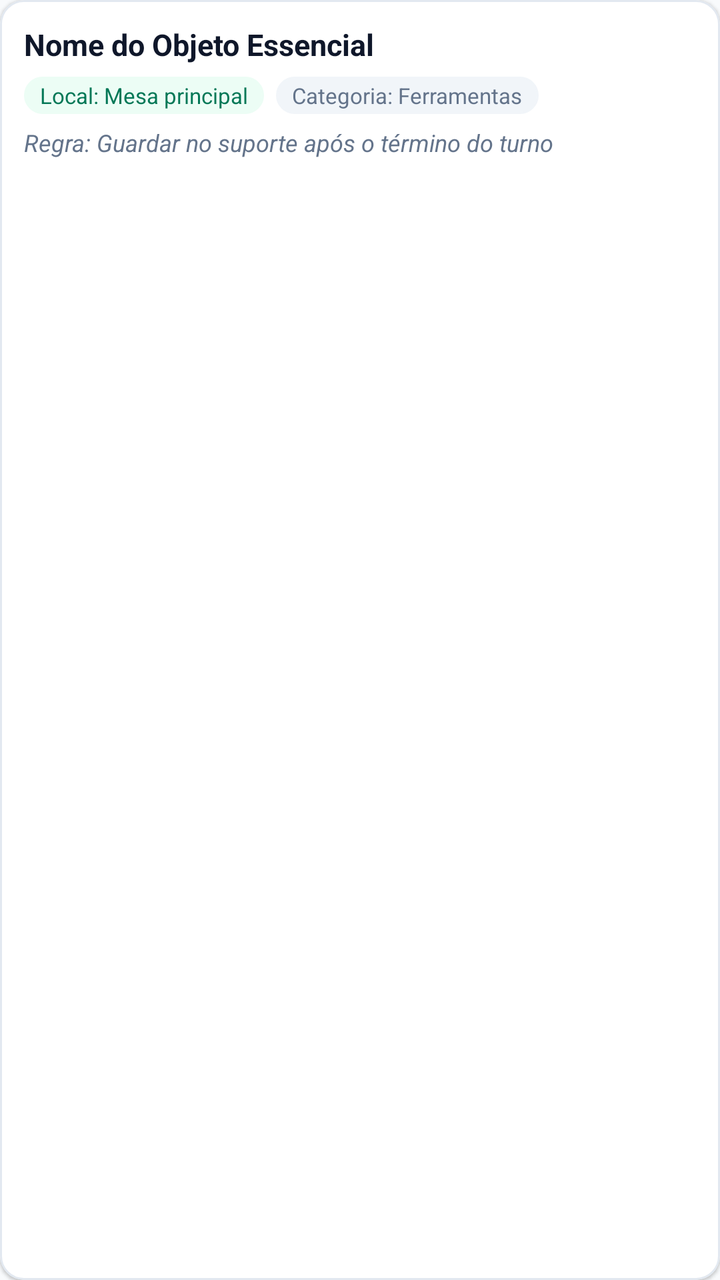
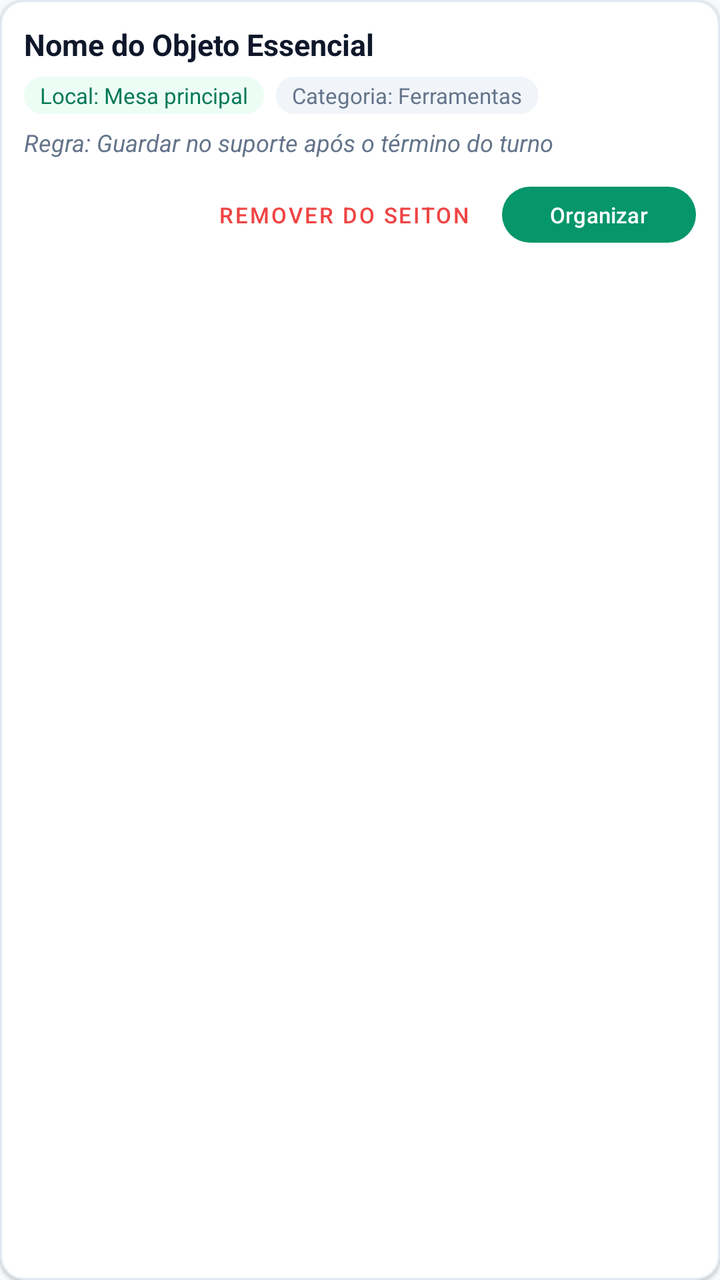

Screens rendered from an Android XML layout before and after an edit, with the pre-edit source and the edit as a unified diff.
<!-- AndroidManifest.xml: application theme Theme.Organizer -->
<!-- res/layout/item_fives_seiton.xml -->
<?xml version="1.0" encoding="utf-8"?>
<com.google.android.material.card.MaterialCardView xmlns:android="http://schemas.android.com/apk/res/android"
    xmlns:app="http://schemas.android.com/apk/res-auto"
    android:layout_width="match_parent"
    android:layout_height="wrap_content"
    android:layout_marginVertical="4dp"
    app:cardBackgroundColor="@color/surface_light"
    app:cardCornerRadius="12dp"
    app:cardElevation="1dp"
    app:strokeColor="@color/card_stroke_light"
    app:strokeWidth="1dp">

    <LinearLayout
        android:layout_width="match_parent"
        android:layout_height="wrap_content"
        android:orientation="vertical"
        android:padding="12dp">

        <TextView
            android:id="@+id/tv_seiton_name"
            android:layout_width="match_parent"
            android:layout_height="wrap_content"
            android:text="Nome do Objeto Essencial"
            android:textColor="@color/text_primary"
            android:textSize="15sp"
            android:textStyle="bold" />

        <LinearLayout
            android:layout_width="match_parent"
            android:layout_height="wrap_content"
            android:layout_marginTop="6dp"
            android:orientation="horizontal">

            <TextView
                android:id="@+id/tv_seiton_location"
                android:layout_width="wrap_content"
                android:layout_height="wrap_content"
                android:background="@drawable/bg_pill"
                android:backgroundTint="@color/module_5s_light"
                android:paddingHorizontal="8dp"
                android:paddingVertical="2dp"
                android:text="Local: Mesa principal"
                android:textColor="@color/module_5s_dark"
                android:textSize="11sp" />

            <TextView
                android:id="@+id/tv_seiton_category"
                android:layout_width="wrap_content"
                android:layout_height="wrap_content"
                android:layout_marginStart="6dp"
                android:background="@drawable/bg_pill"
                android:backgroundTint="@color/gray_100"
                android:paddingHorizontal="8dp"
                android:paddingVertical="2dp"
                android:text="Categoria: Ferramentas"
                android:textColor="@color/text_secondary"
                android:textSize="11sp" />
        </LinearLayout>

        <TextView
            android:id="@+id/tv_seiton_rule"
            android:layout_width="match_parent"
            android:layout_height="wrap_content"
            android:layout_marginTop="6dp"
            android:text="Regra: Guardar no suporte após o término do turno"
            android:textColor="@color/text_secondary"
            android:textSize="12sp"
            android:textStyle="italic" />

    </LinearLayout>
</com.google.android.material.card.MaterialCardView>
<!-- resources referenced by this layout -->
<resources>
  <color name="card_stroke_light">#E2E8F0</color>
  <color name="gray_100">#F1F5F9</color>
  <color name="module_5s_dark">#047857</color>
  <color name="module_5s_light">#ECFDF5</color>
  <color name="surface_light">#FFFFFF</color>
  <color name="text_primary">#0F172A</color>
  <color name="text_secondary">#64748B</color>
  <!-- drawable bg_pill (drawable) -->
  <?xml version="1.0" encoding="utf-8"?>
  <shape xmlns:android="http://schemas.android.com/apk/res/android"
      android:shape="rectangle">
      <solid android:color="@color/surface_light" />
      <stroke android:width="1dp" android:color="@color/card_stroke_light" />
      <corners android:radius="24dp" />
  </shape>
  <style name="Theme.Organizer" parent="Theme.Material3.DayNight.NoActionBar">
          
          <item name="colorPrimary">@color/primary</item>
          <item name="colorOnPrimary">@color/on_primary</item>
          <item name="colorSecondary">@color/module_kanban</item>
          <item name="colorOnSecondary">@color/white</item>
          
          
          <item name="android:statusBarColor">@color/background_light</item>
          <item name="android:windowLightStatusBar">true</item>
          <item name="android:navigationBarColor">@color/background_light</item>
          <item name="android:windowLightNavigationBar">true</item>
          <item name="android:windowBackground">@color/background_light</item>
          
          
          <item name="shapeAppearanceSmallComponent">@style/ShapeAppearance.Organizer.Small</item>
          <item name="shapeAppearanceMediumComponent">@style/ShapeAppearance.Organizer.Medium</item>
          <item name="shapeAppearanceLargeComponent">@style/ShapeAppearance.Organizer.Large</item>
      </style>
  <color name="primary">#0F172A</color>
  <color name="on_primary">#FFFFFF</color>
  <color name="module_kanban">#2563EB</color>
  <color name="white">#FFFFFF</color>
  <color name="background_light">#F8FAFC</color>
  <style name="ShapeAppearance.Organizer.Small" parent="ShapeAppearance.Material3.SmallComponent">
          <item name="cornerSize">8dp</item>
      </style>
  <style name="ShapeAppearance.Organizer.Medium" parent="ShapeAppearance.Material3.MediumComponent">
          <item name="cornerSize">12dp</item>
      </style>
  <style name="ShapeAppearance.Organizer.Large" parent="ShapeAppearance.Material3.LargeComponent">
          <item name="cornerSize">16dp</item>
      </style>
</resources>

<!-- the commit's change to res/layout/item_fives_seiton.xml (unified diff, before → after) -->
@@ -67,5 +67,32 @@
             android:textSize="12sp"
             android:textStyle="italic" />
 
+        
+        <LinearLayout
+            android:layout_width="match_parent"
+            android:layout_height="wrap_content"
+            android:layout_marginTop="10dp"
+            android:gravity="end"
+            android:orientation="horizontal">
+
+            <com.google.android.material.button.MaterialButton
+                android:id="@+id/btn_seiton_remove"
+                android:layout_width="wrap_content"
+                android:layout_height="36dp"
+                android:layout_marginEnd="8dp"
+                android:text="Remover do Seiton"
+                android:textColor="@color/module_pomodoro"
+                android:textSize="11sp"
+                style="@style/Widget.MaterialComponents.Button.TextButton" />
+
+            <com.google.android.material.button.MaterialButton
+                android:id="@+id/btn_seiton_edit"
+                android:layout_width="wrap_content"
+                android:layout_height="36dp"
+                android:text="Organizar"
+                android:textSize="11sp"
+                app:backgroundTint="@color/module_5s" />
+        </LinearLayout>
+
     </LinearLayout>
 </com.google.android.material.card.MaterialCardView>
<!-- resource entries referenced after the edit -->
@@ -2,8 +2,10 @@
 <resources>
   <color name="card_stroke_light">#E2E8F0</color>
   <color name="gray_100">#F1F5F9</color>
+  <color name="module_5s">#059669</color>
   <color name="module_5s_dark">#047857</color>
   <color name="module_5s_light">#ECFDF5</color>
+  <color name="module_pomodoro">#EF4444</color>
   <color name="surface_light">#FFFFFF</color>
   <color name="text_primary">#0F172A</color>
   <color name="text_secondary">#64748B</color>
